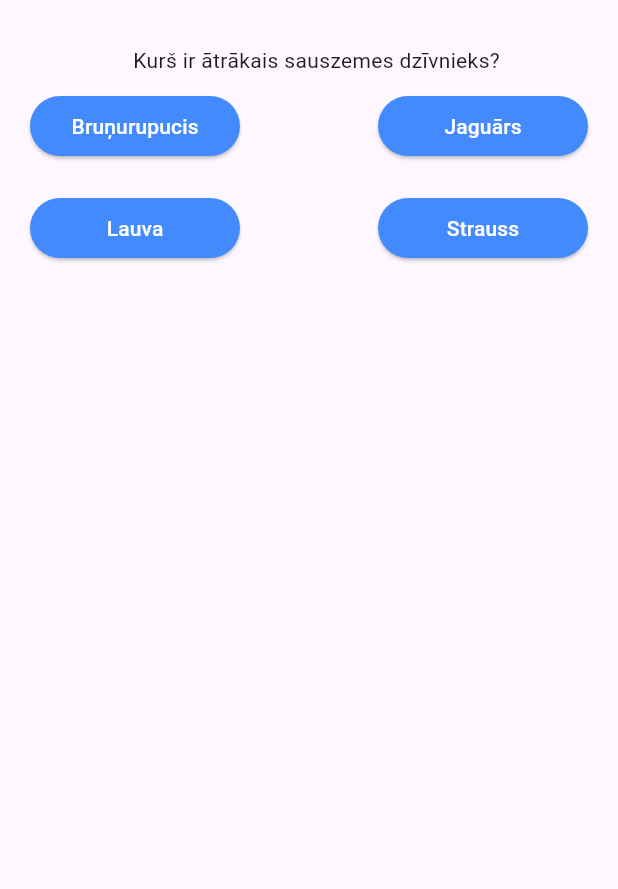
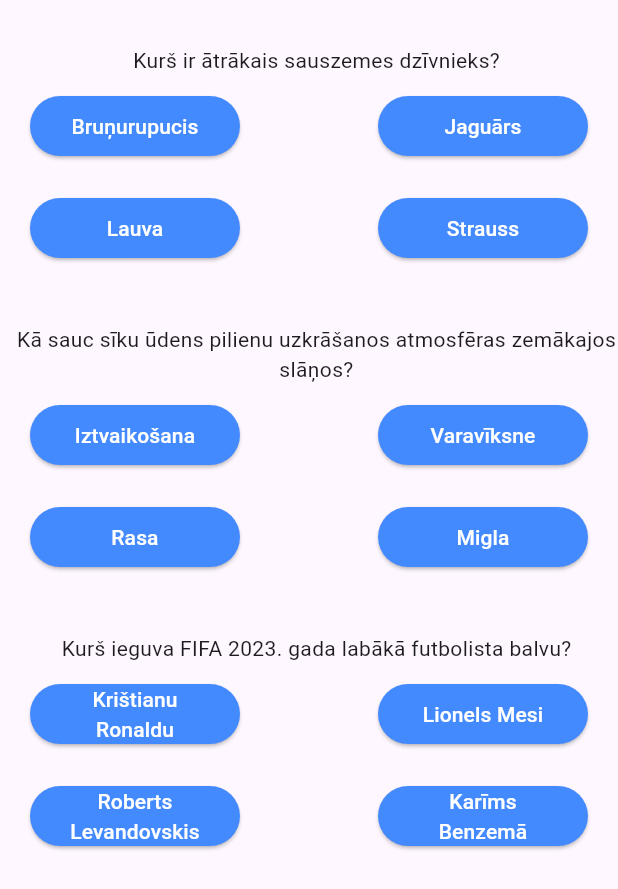
Before and after one commit to oakw/raccoons_cc_flutter_quiz_app, a Flutter app: the screen it shows after launch, on a phone screen of 412 x 824 dp. Shown: the top 889 px of the screen. Run offline on Flutter 3.47's test engine with Material 3 defaults, Android fonts, the phone set to English and light mode, and no system bars.

Commit message:
More questions added

```diff
--- a/lib/main.dart
+++ b/lib/main.dart
@@ -36,6 +36,59 @@
                 children: [
                   Option(text: "Lauva", isCorrect: false),
                   Option(text: "Strauss", isCorrect: false),
+                ],
+              ),
+            ),
+            Padding(
+              padding: EdgeInsets.only(top: 30, left: 10),
+              child: Text(
+                "Kā sauc sīku ūdens pilienu uzkrāšanos atmosfēras zemākajos slāņos?",
+                textAlign: TextAlign.center,
+              ),
+            ),
+            Padding(
+              padding: EdgeInsets.symmetric(vertical: 10, horizontal: 20),
+              child: Row(
+                mainAxisAlignment: MainAxisAlignment.spaceBetween,
+                children: [
+                  Option(text: "Iztvaikošana", isCorrect: false),
+                  Option(text: "Varavīksne", isCorrect: false),
+                ],
+              ),
+            ),
+            Padding(
+              padding: EdgeInsets.symmetric(vertical: 10, horizontal: 20),
+              child: Row(
+                mainAxisAlignment: MainAxisAlignment.spaceBetween,
+                children: [
+                  Option(text: "Rasa", isCorrect: false),
+                  Option(text: "Migla", isCorrect: true),
+                ],
+              ),
+            ),
+            Padding(
+              padding: EdgeInsets.only(top: 30, left: 10),
+              child: Text("Kurš ieguva FIFA 2023. gada labākā futbolista balvu?"),
+            ),
+            // Pirmā rinda ar atbilžu variantiem
+            Padding(
+              padding: EdgeInsets.symmetric(vertical: 10, horizontal: 20),
+              child: Row(
+                mainAxisAlignment: MainAxisAlignment.spaceBetween,
+                children: [
+                  Option(text: "Krištianu Ronaldu", isCorrect: false),
+                  Option(text: "Lionels Mesi", isCorrect: true),
+                ],
+              ),
+            ),
+            // Otrā rinda ar atbilžu variantiem
+            Padding(
+              padding: EdgeInsets.symmetric(vertical: 10, horizontal: 20),
+              child: Row(
+                mainAxisAlignment: MainAxisAlignment.spaceBetween,
+                children: [
+                  Option(text: "Roberts Levandovskis", isCorrect: false),
+                  Option(text: "Karīms Benzemā", isCorrect: false),
                 ],
               ),
             ),
@@ -80,6 +133,7 @@
       child: Text(
         text,
         style: const TextStyle(color: Colors.white),
+        textAlign: TextAlign.center,
       ),
     );
   }
```
